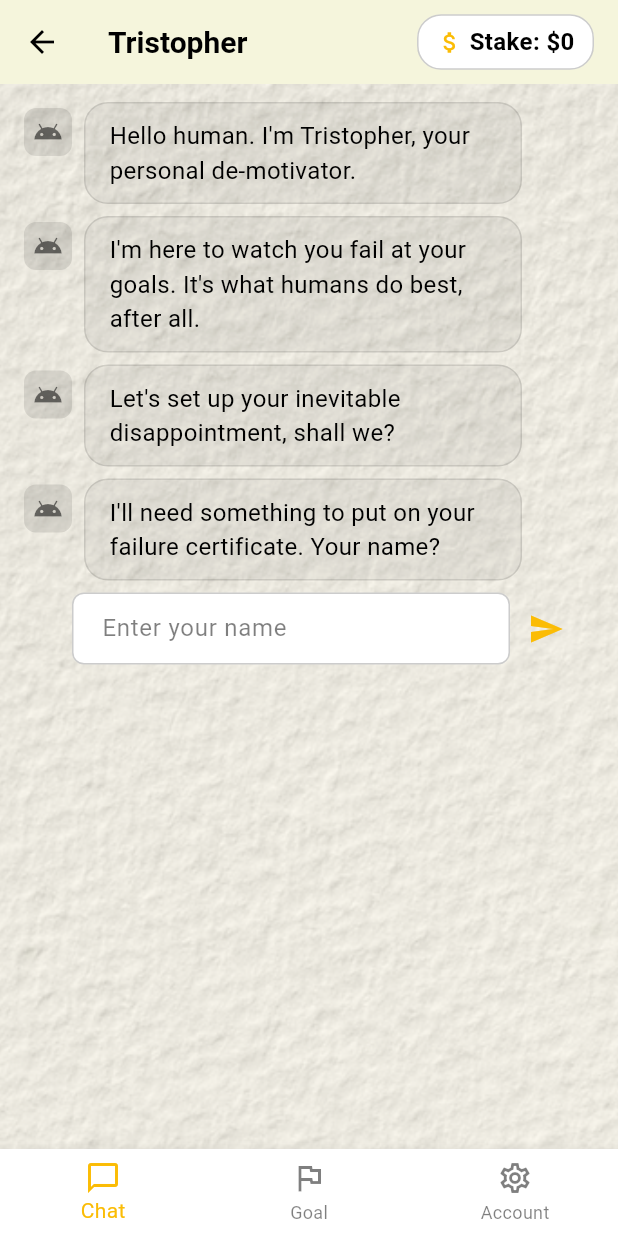
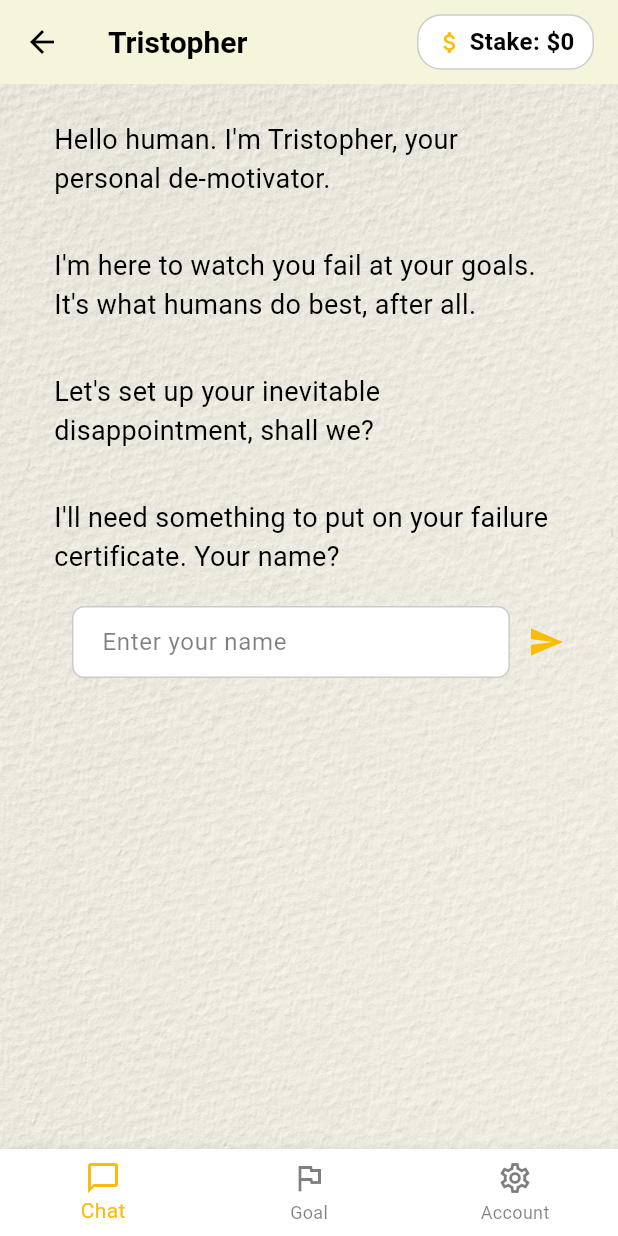
Before and after one commit to jipijipi/goodideed, a Flutter app: the MainChatScreen screen opened by its route, on a phone screen of 412 x 824 dp. Run offline on Flutter 3.47's test engine with Material 3 defaults, Android fonts, the phone set to English and light mode, and no system bars; our stand-ins replace flutter_riverpod, google_fonts, shared_preferences; accounts and stored records are empty; Roboto replaces fonts that are missing (Cutive, Special Elite).

Commit message:
Changed chat style

````diff
--- a/tristopher/lib/constants/app_constants.dart
+++ b/tristopher/lib/constants/app_constants.dart
@@ -22,7 +22,7 @@
 // Text Styles
 class AppTextStyles {
   // Special Elite font for Tristopher's messages (typewriter feel)
-  static TextStyle tristopherText({double size = 16, FontWeight weight = FontWeight.normal}) {
+  static TextStyle tristopherText({double size = 18, FontWeight weight = FontWeight.normal}) {
     return GoogleFonts.specialElite(
       fontSize: size,
       fontWeight: weight,
--- a/tristopher/lib/screens/main_chat/main_chat_screen.dart
+++ b/tristopher/lib/screens/main_chat/main_chat_screen.dart
@@ -332,7 +332,7 @@
                   left: 0,
                   right: 0,
                   // Make the image tall enough to scroll
-                  height: MediaQuery.of(context).size.height * 3,
+                  height: MediaQuery.of(context).size.height * 1.2,
                   child: child!,
                 );
               },
--- a/tristopher/lib/widgets/chat_bubble.dart
+++ b/tristopher/lib/widgets/chat_bubble.dart
@@ -1,3 +1,59 @@
+/// A widget that represents a chat bubble in a chat interface. The chat bubble
+/// can display different types of messages such as text, options, input fields,
+/// achievements, and streaks. It also includes animations for fade and slide
+/// transitions when the widget is built.
+///
+/// The appearance and behavior of the chat bubble depend on the type of message
+/// and the sender of the message.
+///
+/// This widget is stateful and uses an [AnimationController] to handle the
+/// animations.
+///
+/// ### Parameters:
+/// - [message]: The [MessageModel] object that contains the content and metadata
+///   of the message to be displayed.
+///
+/// ### Message Types:
+/// - [MessageType.text]: Displays a simple text message.
+/// - [MessageType.options]: Displays a text message followed by a list of
+///   selectable options.
+/// - [MessageType.input]: Displays a text message followed by an input field
+///   where the user can type a response.
+/// - [MessageType.achievement]: Displays a styled message indicating an
+///   achievement.
+/// - [MessageType.streak]: Displays a styled message indicating a streak.
+///
+/// ### Animations:
+/// - Fade transition: The chat bubble fades in when it appears.
+/// - Slide transition: The chat bubble slides in from a slight offset.
+///
+/// ### Methods:
+/// - [_buildMessageContent]: Determines the widget to display based on the
+///   message type.
+/// - [_buildTextMessage]: Builds a text message bubble.
+/// - [_buildOptionsMessage]: Builds a message bubble with selectable options.
+/// - [_buildOptionButton]: Builds a button for each option in an options message.
+/// - [_buildInputMessage]: Builds a message bubble with an input field.
+/// - [_buildAchievementMessage]: Builds a styled message for achievements.
+/// - [_buildStreakMessage]: Builds a styled message for streaks.
+/// - [_buildAvatarIcon]: Builds a default avatar icon for non-user messages.
+/// - [_buildUserAvatar]: Builds a default avatar icon for user messages.
+///
+/// ### Lifecycle:
+/// - [initState]: Initializes the animation controller and starts the animation.
+/// - [dispose]: Disposes of the animation controller and input controller to
+///   free up resources.
+///
+/// ### Example Usage:
+/// ```dart
+/// ChatBubble(
+///   message: MessageModel(
+///     sender: MessageSender.user,
+///     type: MessageType.text,
+///     content: "Hello, how are you?",
+///   ),
+/// )
+/// ```
 import 'package:flutter/material.dart';
 import 'package:tristopher_app/constants/app_constants.dart';
 import 'package:tristopher_app/models/message_model.dart';
@@ -84,7 +140,7 @@
       child: Container(
         padding: const EdgeInsets.symmetric(horizontal: 16.0, vertical: 8.0),
         decoration: BoxDecoration(
-            color: Colors.black.withOpacity(0.05),
+        color: Colors.transparent,
         borderRadius: BorderRadius.circular(16.0),
         ),
         child: Text(
@@ -100,23 +156,22 @@
       mainAxisAlignment: isUser ? MainAxisAlignment.end : MainAxisAlignment.start,
       crossAxisAlignment: CrossAxisAlignment.start,
       children: [
-        if (!isUser) _buildAvatarIcon(),
         Flexible(
           child: Container(
-            padding: const EdgeInsets.symmetric(horizontal: 16.0, vertical: 10.0),
-            margin: EdgeInsets.only(
-              left: isUser ? 48.0 : 8.0,
-              right: isUser ? 8.0 : 48.0,
-            ),
+            padding: const EdgeInsets.symmetric(horizontal: 12.0, vertical: 12.0),
+            margin: EdgeInsets.symmetric(horizontal: 8.0),
+
             decoration: BoxDecoration(
               color: isUser
-                ? Colors.white
-                : Colors.black.withOpacity(0.05),
-              borderRadius: BorderRadius.circular(16.0),
-              border: Border.all(
-                color: Colors.black.withOpacity(0.1),
-                width: 1.0,
-              ),
+                ? Colors.yellow.withOpacity(0.3)  // Highlighter effect
+                : Colors.transparent,             // Transparent background for non-user
+              borderRadius: BorderRadius.circular(0.0),
+              border: isUser
+                ? Border.all(
+                    color: Colors.yellow.withOpacity(0.5),
+                    width: 2.0,
+                  )
+                : null,  // No border for non-user messages
             ),
             child: Text(
               widget.message.content,
@@ -126,7 +181,6 @@
             ),
           ),
         ),
-        if (isUser) _buildUserAvatar(),
       ],
     );
   }
@@ -148,13 +202,16 @@
       child: ElevatedButton(
         onPressed: () => option.onTap(),
         style: ElevatedButton.styleFrom(
-          backgroundColor: Colors.white,
+          backgroundColor: Colors.white.withOpacity(0.4),  // Highlighter effect
           foregroundColor: AppColors.primaryText,
           padding: const EdgeInsets.symmetric(horizontal: 16.0, vertical: 12.0),
           elevation: 0,
           shape: RoundedRectangleBorder(
-            borderRadius: BorderRadius.circular(8.0),
-            side: BorderSide(color: Colors.black.withOpacity(0.2)),
+            borderRadius: BorderRadius.circular(0.0),  // Square corners like user bubbles
+            side: BorderSide(
+              color: Colors.yellow.withOpacity(0.0),
+              width: 2.0,
+            ),
           ),
           textStyle: AppTextStyles.userText(),
         ),
@@ -272,7 +329,7 @@
       margin: const EdgeInsets.symmetric(vertical: 8.0),
       padding: const EdgeInsets.all(16.0),
       decoration: BoxDecoration(
-        color: Colors.white,
+        color: Colors.transparent,
         borderRadius: BorderRadius.circular(12.0),
         border: Border.all(
           color: Colors.black.withOpacity(0.1),
@@ -297,7 +354,7 @@
     );
   }
 
-  Widget _buildAvatarIcon() {
+  /* Widget _buildAvatarIcon() {
     return Container(
       width: 32.0,
       height: 32.0,
@@ -333,5 +390,5 @@
         ),
       ),
     );
+  }*/
 }
-}
````
Lines whose indentation alone changed are shown as unchanged.
